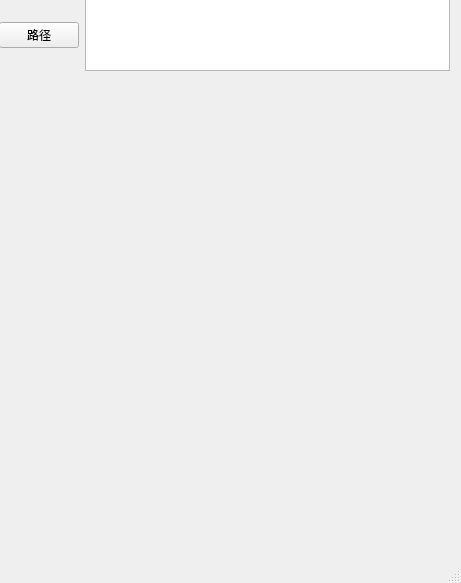
Before: the Qt Designer form HexoBlogHelper/mainwindow.ui in Epi233/HexoBlogTool, drawn with Qt 5.
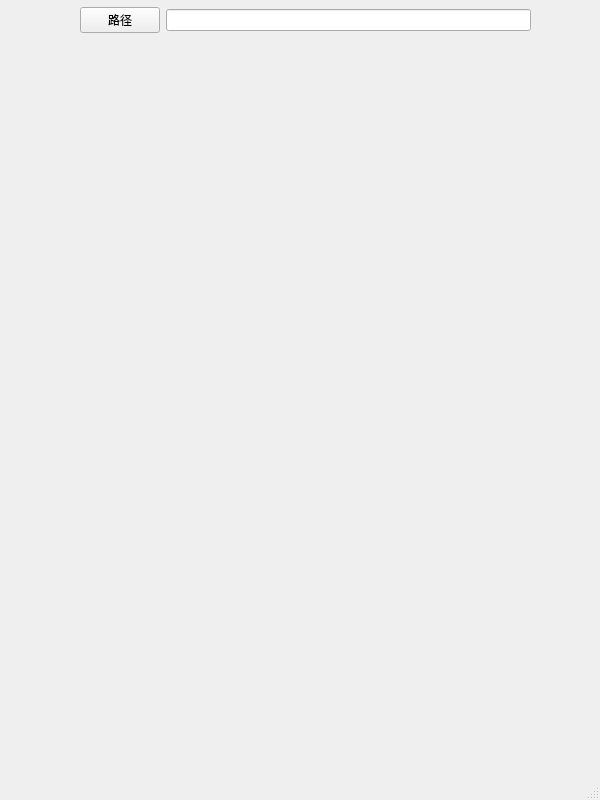
After: the same form once the commit is applied.

What changed in the file:
```diff
--- a/HexoBlogHelper/mainwindow.ui
+++ b/HexoBlogHelper/mainwindow.ui
@@ -6,8 +6,8 @@
    <rect>
     <x>0</x>
     <y>0</y>
-    <width>461</width>
-    <height>583</height>
+    <width>600</width>
+    <height>800</height>
    </rect>
   </property>
   <property name="windowTitle">
@@ -17,36 +17,35 @@
    <widget class="QWidget" name="horizontalLayoutWidget">
     <property name="geometry">
      <rect>
-      <x>-1</x>
-      <y>-1</y>
+      <x>80</x>
+      <y>0</y>
       <width>451</width>
-      <height>72</height>
+      <height>41</height>
      </rect>
     </property>
     <layout class="QHBoxLayout" name="horizontalLayout">
      <item>
       <widget class="QPushButton" name="pathSelectButton">
+       <property name="styleSheet">
+        <string notr="true"/>
+       </property>
        <property name="text">
         <string>路径</string>
        </property>
       </widget>
      </item>
      <item>
-      <widget class="QTextEdit" name="pathSelectTextArea">
-       <property name="readOnly">
-        <bool>true</bool>
-       </property>
-      </widget>
+      <widget class="QLineEdit" name="pathSelectTextArea"/>
      </item>
     </layout>
    </widget>
    <widget class="QWidget" name="verticalLayoutWidget">
     <property name="geometry">
      <rect>
-      <x>0</x>
-      <y>70</y>
+      <x>80</x>
+      <y>50</y>
       <width>451</width>
-      <height>461</height>
+      <height>671</height>
      </rect>
     </property>
     <layout class="QVBoxLayout" name="itemList"/>
```
Left out of the diff: 2 changed lines with no effect on the pictures.
